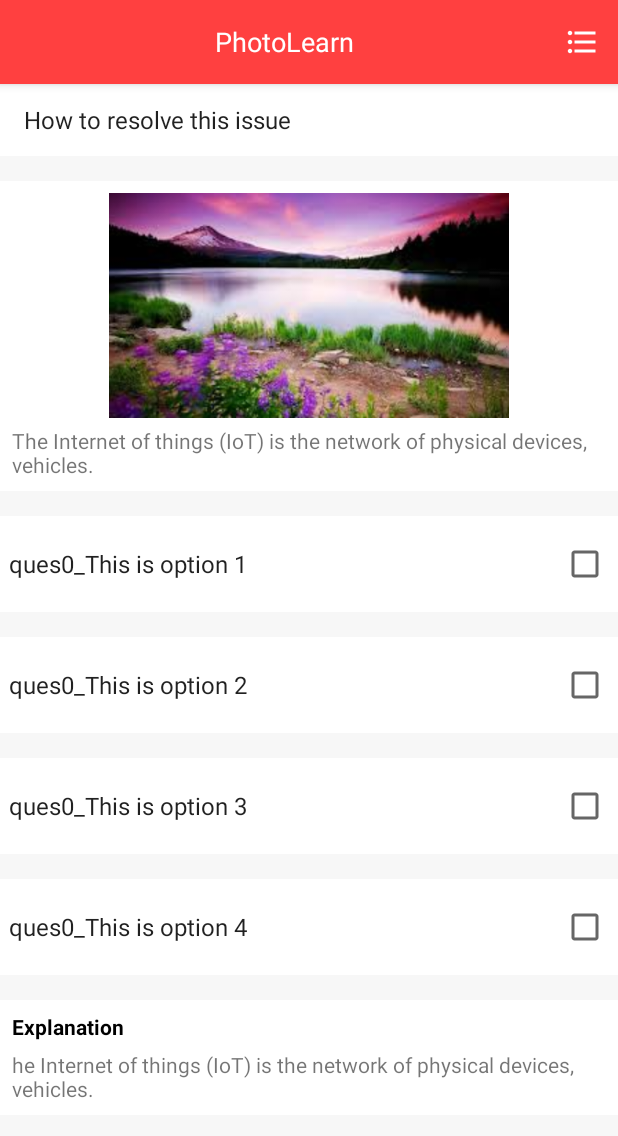
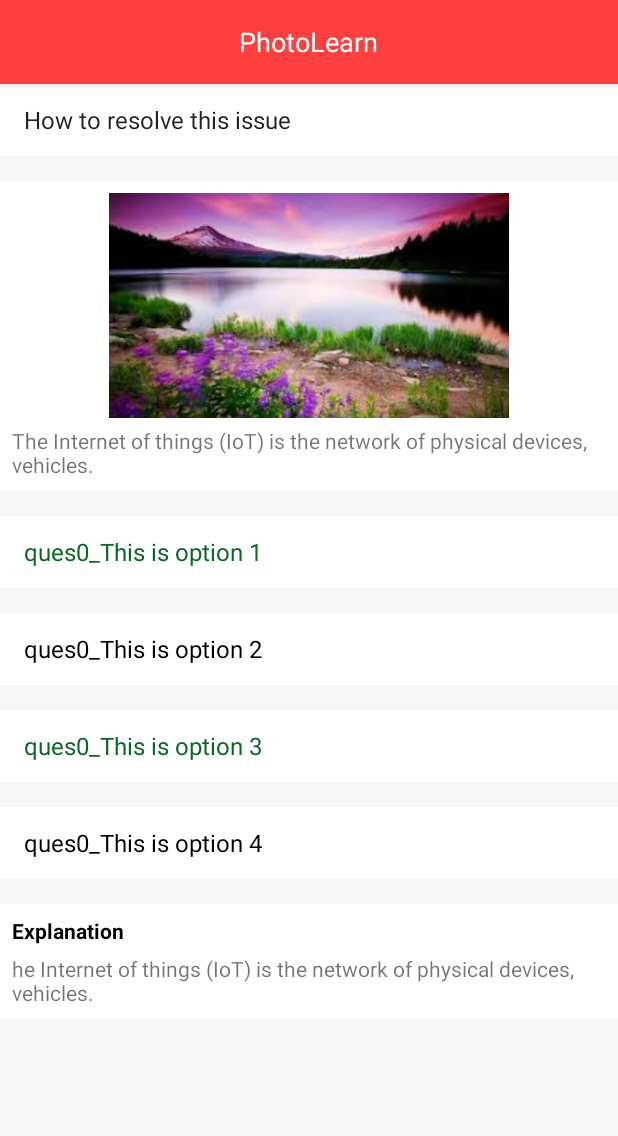
Before and after one commit to leonchinzeye/PhotoLearn, an Android app: the screen it shows after launch (QuizItemDetailActivity), on a phone screen of 412 x 824 dp. Shown: the top 1136 px of the screen. Run offline under Robolectric (Android 15) with nearby library versions, the phone set to English and light mode, and no system bars; our stand-ins replace Firebase (no records; nobody signed in at launch, a user with empty details on screens opened directly).

Commit message:
Implement the review function for quiz item

```diff
--- a/app/src/main/java/com/mtech/parttimeone/photolearn/Adapter/QuizItemDetailAdapter.java
+++ b/app/src/main/java/com/mtech/parttimeone/photolearn/Adapter/QuizItemDetailAdapter.java
@@ -38,7 +38,7 @@ public class QuizItemDetailAdapter extends BaseAdapter  {
     private static final int TYPE_EXPLANATION = 3;
 
 
-    private boolean isReview = true;
+    public boolean isReview;
 
     private Context context;
 
@@ -54,7 +54,12 @@ public class QuizItemDetailAdapter extends BaseAdapter  {
 
     @Override
     public int getCount(){
+        if (isReview){
             return 3 + quizItemObj.getAnswer().size();
+        }else{
+            return 2 + quizItemObj.getAnswer().size();
+        }
+
     }
 
     @Override
@@ -64,11 +69,18 @@ public class QuizItemDetailAdapter extends BaseAdapter  {
 
     @Override
     public int getViewTypeCount(){
+        if (isReview){
             return 4;
+        }else{
+            return 3;
+        }
+
     }
 
     @Override
     public int getItemViewType(int position){
+
+        if (isReview){
             if (position ==0){
                 return TYPE_TITLE;
             }else if (position == 1){
@@ -77,6 +89,15 @@ public class QuizItemDetailAdapter extends BaseAdapter  {
                 return TYPE_EXPLANATION;
             }else {
                 return TYPE_OPTION;
+            }
+        }else{
+            if (position ==0){
+                return TYPE_TITLE;
+            }else if (position == 1){
+                return TYPE_PHOTO;
+            }else {
+                return TYPE_OPTION;
+            }
         }
 
     }
@@ -121,10 +142,31 @@ public class QuizItemDetailAdapter extends BaseAdapter  {
                 }
                 break;
                 case TYPE_OPTION:{
+
+                    if (!isReview){
                         convertView = LayoutInflater.from(context).inflate(
                                 R.layout.quiz_option_selection_layout,parent,false);
                         optionHolder = new ViewHolder(convertView,R.id.option_selection_text);
                         convertView.setTag(optionHolder);
+                    }else {
+                        convertView = LayoutInflater.from(context).inflate(
+                                R.layout.quiz_option_item_read_only_layout,parent,false);
+                        TextView optionText = (TextView)convertView.findViewById(R.id.text_quiz_option_readonly);
+                        optionText.setText(quizItemObj.getAnswer().get(position-2));
+                        if (quizItemObj.isAnsCorrect()){
+                            if (quizItemObj.getQuizAttemptBO().isAns(position-2)) {
+                                optionText.setTextColor(Color.parseColor("#0B6623")); // green
+                            }else {
+                                optionText.setTextColor(Color.parseColor("#FF000000")); // black
+                            }
+                        }else{
+                            if (quizItemObj.isAns(position-2)){
+                                optionText.setTextColor(Color.parseColor("#FF4040")); // red
+                            }else {
+                                optionText.setTextColor(Color.parseColor("#FF000000")); // black
+                            }
+                        }
+                    }
                 }
                 break;
                 case TYPE_EXPLANATION:{
@@ -136,6 +178,8 @@ public class QuizItemDetailAdapter extends BaseAdapter  {
                 break;
             }
         }else{
+
+            if (!isReview){
                 switch (type){
                     case TYPE_OPTION:{
                         optionHolder  = (ViewHolder) convertView.getTag();
@@ -143,14 +187,15 @@ public class QuizItemDetailAdapter extends BaseAdapter  {
                     break;
                 }
             }
+        }
 
+        if (!isReview){
             switch (type){
                 case TYPE_OPTION:{
                     String optionStr = quizItemObj.getAnswer().get(position-2);
                     optionHolder.optionTextView.setText(optionStr);
                     optionHolder.optionTextView.setTag(position);
                     optionHolder.optionTextView.setChecked(quizItemObj.getQuizAttemptBO().isAns(position-2));
-
 //                optionHolder.optionTextView.setOnClickListener(new View.OnClickListener() {
 //                    @Override
 //                    public void onClick(View v) {
@@ -163,6 +208,8 @@ public class QuizItemDetailAdapter extends BaseAdapter  {
 //                    }
 //                });
                 }
+         }
+
         }
 
         return convertView;
--- a/app/src/main/java/com/mtech/parttimeone/photolearn/activity/QuizItemDetailActivity.java
+++ b/app/src/main/java/com/mtech/parttimeone/photolearn/activity/QuizItemDetailActivity.java
@@ -35,11 +35,13 @@ public class QuizItemDetailActivity extends BaseActivity {
     private FragmentManager mFragmentManager;
     private ViewPager viewPager;
     private List<QuizItemBO> itemArray = new ArrayList<>();
+    public Boolean isReview = true;
 
     @Override
     protected void onCreate(Bundle savedInstanceState) {
         super.onCreate(savedInstanceState);
         setContentView(R.layout.activity_quiz_item_detail);
+        isReview = true;
         initView();
         initData();
         //viewPager.setOffscreenPageLimit(fragmentList.size());
@@ -54,8 +56,11 @@ public class QuizItemDetailActivity extends BaseActivity {
     @Override
     public boolean onCreateOptionsMenu(Menu menu) {
         // Inflate the menu items for use in the action bar
-        getMenuInflater().inflate(R.menu.menu_edit_quizitemdetail_submit,menu);
-        return super.onCreateOptionsMenu(menu);
+        if (!isReview){
+            getMenuInflater().inflate(R.menu.menu_edit_quizitemdetail_submit,menu);
+            return super.onCreateOptionsMenu(menu);
+        }
+        return false;
     }
 
     @Override
@@ -90,7 +95,7 @@ public class QuizItemDetailActivity extends BaseActivity {
         obj_0.setAnswerOption(anslist);
         QuizAttemptBO attemptBO_0 = new QuizAttemptBO("",new ArrayList<>());
         attemptBO_0.setAnswer(anslist);
-        //obj_0.setQuizAttemptBO(attemptBO_0);
+        obj_0.setQuizAttemptBO(attemptBO_0);
         List<String> optionList = new ArrayList<>();
         optionList.add("ques0_This is option 1");
         optionList.add("ques0_This is option 2");
@@ -108,10 +113,10 @@ public class QuizItemDetailActivity extends BaseActivity {
         anslist1.add("false");
         anslist1.add("true");
         anslist1.add("false");
-        obj_1.setAnswerOption(anslist);
+        obj_1.setAnswerOption(anslist1);
         QuizAttemptBO attemptBO_01 = new QuizAttemptBO("",new ArrayList<>());;
         attemptBO_01.setAnswer(anslist1);
-        //obj_1.setQuizAttemptBO(attemptBO_01);
+        obj_1.setQuizAttemptBO(attemptBO_01);
         List<String> optionList1 = new ArrayList<>();
         optionList1.add("ques1_This is option 1");
         optionList1.add("ques1_This is option 2");
@@ -129,10 +134,13 @@ public class QuizItemDetailActivity extends BaseActivity {
         anslist2.add("false");
         anslist2.add("true");
         anslist2.add("false");
-        obj_2.setAnswer(anslist2);
+        anslist2.add("true");
+        anslist2.add("false");
+        // answer option
+        obj_2.setAnswerOption(anslist2);
         QuizAttemptBO attemptBO_02 = new QuizAttemptBO("",new ArrayList<>());;
         attemptBO_02.setAnswer(anslist2);
-       // obj_2.setQuizAttemptBO(attemptBO_02);
+        obj_2.setQuizAttemptBO(attemptBO_02);
         List<String> optionList2 = new ArrayList<>();
         optionList2.add("ques2_This is option 1");
         optionList2.add("ques2_This is option 2");
@@ -156,7 +164,7 @@ public class QuizItemDetailActivity extends BaseActivity {
         obj_3.setAnswerOption(anslist);
         QuizAttemptBO attemptBO_03 = new QuizAttemptBO("",new ArrayList<>());;
         attemptBO_03.setAnswer(anslist3);
-        //obj_3.setQuizAttemptBO(attemptBO_03);
+        obj_3.setQuizAttemptBO(attemptBO_03);
         List<String> optionList3 = new ArrayList<>();
         optionList3.add("ques3_This is option 1");
         optionList3.add("ques3_This is option 2");
@@ -174,10 +182,17 @@ public class QuizItemDetailActivity extends BaseActivity {
         anslist4.add("false");
         anslist4.add("true");
         anslist4.add("false");
-        obj_4.setAnswerOption(anslist);
+
+        List<String> anslist_4 = new ArrayList<>();
+        anslist_4.add("true");
+        anslist_4.add("false");
+        anslist_4.add("false");
+        anslist_4.add("false");
+
+        obj_4.setAnswerOption(anslist_4);
         QuizAttemptBO attemptBO_04 = new QuizAttemptBO("",new ArrayList<>());;
         attemptBO_04.setAnswer(anslist4);
-       // obj_4.setQuizAttemptBO(attemptBO_04);
+        obj_4.setQuizAttemptBO(attemptBO_04);
         List<String> optionList4 = new ArrayList<>();
         optionList4.add("ques4_This is option 1");
         optionList4.add("ques4_This is option 2");
--- a/app/src/main/java/com/mtech/parttimeone/photolearn/bo/QuizItemBO.java
+++ b/app/src/main/java/com/mtech/parttimeone/photolearn/bo/QuizItemBO.java
@@ -130,4 +130,11 @@ public class QuizItemBO extends ItemBO {
         answer.remove(i);
         answerOption.remove(i);
     }
+
+    public Boolean isAnsCorrect(){
+        // isAns option should be true.
+        return answerOption.equals(quizAttemptBO.getAnswer());//containsAll(quizAttemptBO.getAnswer());
+
+    }
+
 }
--- a/app/src/main/java/com/mtech/parttimeone/photolearn/fragments/QuizItemDetailFragment.java
+++ b/app/src/main/java/com/mtech/parttimeone/photolearn/fragments/QuizItemDetailFragment.java
@@ -30,6 +30,7 @@ public class QuizItemDetailFragment extends Fragment  {
     QuizItemBO itemObj;
     private int mParam1;
     QuizItemDetailAdapter adapter;
+    Boolean isReview;
 
     public QuizItemDetailFragment() {
         // Required empty public constructor
@@ -57,7 +58,7 @@ public class QuizItemDetailFragment extends Fragment  {
             public void onItemClick(AdapterView<?> parent, View view,
                                     int position, long id) {
 
-                if (position==0||position==1||position==itemObj.getAnswer().size()+2){
+                if (isReview||position==0||position==1){
                     return;
                 }
                 CheckedTextView checkedTextView = view.findViewById(R.id.option_selection_text);
@@ -69,9 +70,10 @@ public class QuizItemDetailFragment extends Fragment  {
             }
         });
         adapter  = new QuizItemDetailAdapter(getActivity(),itemObj,mParam1);
+        adapter.isReview = isReview;
         listView.setAdapter(adapter);
         listView.setChoiceMode(ListView.CHOICE_MODE_MULTIPLE);
-         return view;
+        return view;
     }
 
     @Override
@@ -81,6 +83,7 @@ public class QuizItemDetailFragment extends Fragment  {
             mParam1 = getArguments().getInt(ARG_PARAM1);
         }
         itemObj = ((QuizItemDetailActivity)getActivity()).getItemArray().get(mParam1);
+        isReview = ((QuizItemDetailActivity)getActivity()).isReview;
     }
 
     @Override
--- /dev/null
+++ b/app/src/main/res/layout/quiz_option_item_read_only_layout.xml
@@ -0,0 +1,10 @@
+<TextView xmlns:android="http://schemas.android.com/apk/res/android"
+    android:id="@+id/text_quiz_option_readonly"
+    android:layout_width="match_parent"
+    android:background="#FFFFFF"
+    android:layout_height="wrap_content"
+    android:textAppearance="?android:attr/textAppearanceListItemSmall"
+    android:gravity="center_vertical"
+    android:paddingStart="?android:attr/listPreferredItemPaddingStart"
+    android:paddingEnd="?android:attr/listPreferredItemPaddingEnd"
+    android:minHeight="?android:attr/listPreferredItemHeightSmall" />
```
Lines whose indentation alone changed are shown as unchanged.
